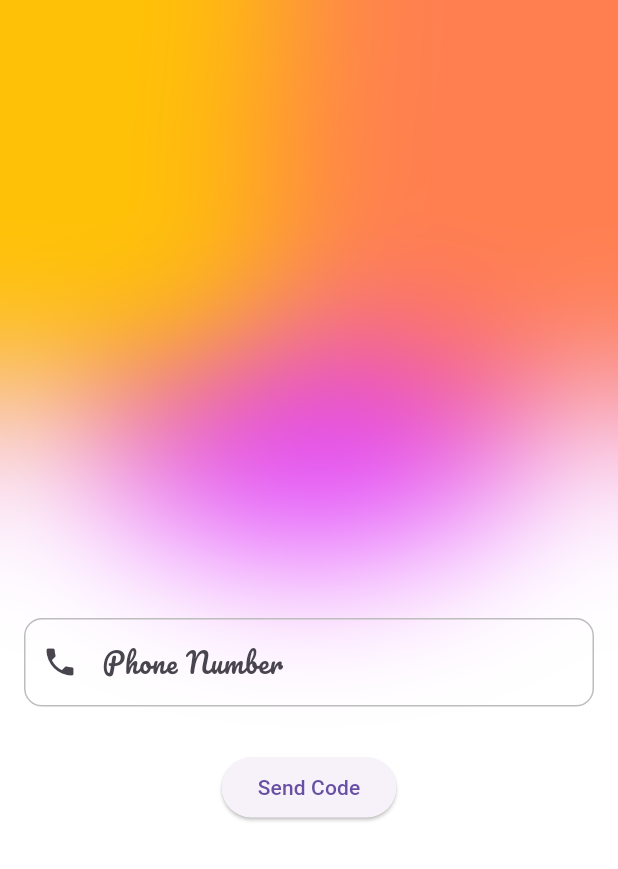
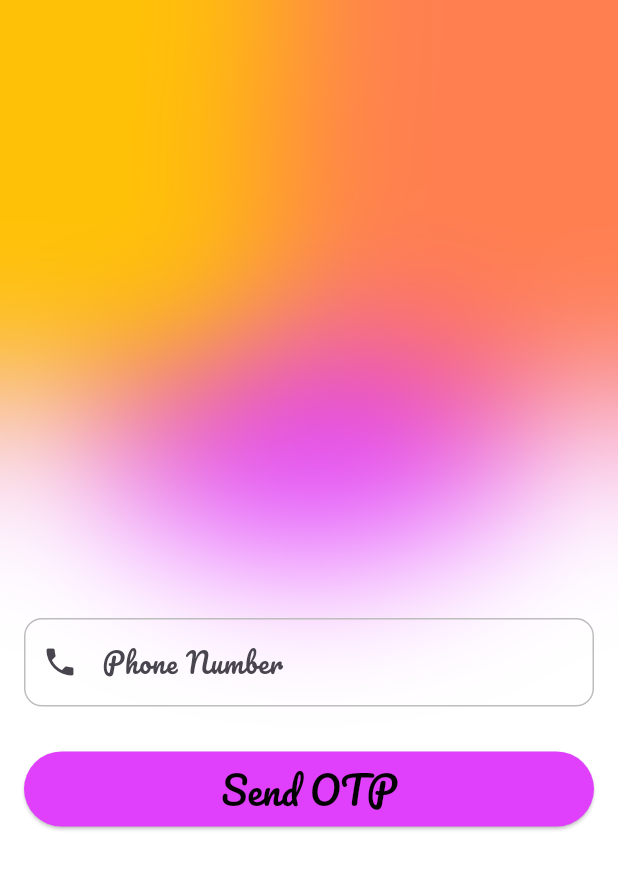
Before and after one commit to KushalVadhar/Video-Streaming-App, a Flutter app: the PhoneSignInPage screen opened directly, on a phone screen of 412 x 824 dp. Shown: the top 869 px of the screen. Run offline on Flutter 3.47's test engine with Material 3 defaults, Android fonts, the phone set to English and light mode, and no system bars; our stand-ins replace animated_text_kit, cloud_firestore, dotted_border, file_picker, firebase_auth, firebase_core and 5 more; missing offline and left inert: agora_rtc_engine; accounts and stored records are empty.

Commit message:
Uploaded images and solved some issues

```diff
--- a/lib/pages/phone_auth_page.dart
+++ b/lib/pages/phone_auth_page.dart
@@ -125,9 +125,12 @@ class _PhoneSignInPageState extends State<PhoneSignInPage> {
                       textStyle: const TextStyle(fontSize: 18),
                     ),
                     const SizedBox(height: 30),
-                    ElevatedButton(
-                      onPressed: sendOTP, // Send OTP on button click
-                      child: Text('Send Code'),
+                    CustomButton(
+                      onTap: sendOTP,
+                      text: 'Send OTP',
+                      textColor: Colors.black,
+                      buttonColor: Colors.purpleAccent,
+                      fontsize: 25,
                     ),
                   ],
                 ),
--- a/lib/pages/splash_screen.dart
+++ b/lib/pages/splash_screen.dart
@@ -18,7 +18,7 @@ class _SplashScreenState extends State<SplashScreen> {
   void initState() {
     super.initState();
 
-    Timer(const Duration(seconds: 5), () {
+    Timer(const Duration(seconds: 10), () {
       Navigator.pushReplacement(
         context,
         MaterialPageRoute(builder: (context) => const OnboardingPage()),
```
Also changed, not shown: lib/asset/Screenshot 2025-10-01 163936.png (added), lib/asset/Screenshot 2025-10-01 164441.png (added), lib/asset/Screenshot 2025-10-01 165316.png (added), lib/asset/Screenshot 2025-10-01 165344.png (added), lib/asset/Screenshot 2025-10-01 170102.png (added).
